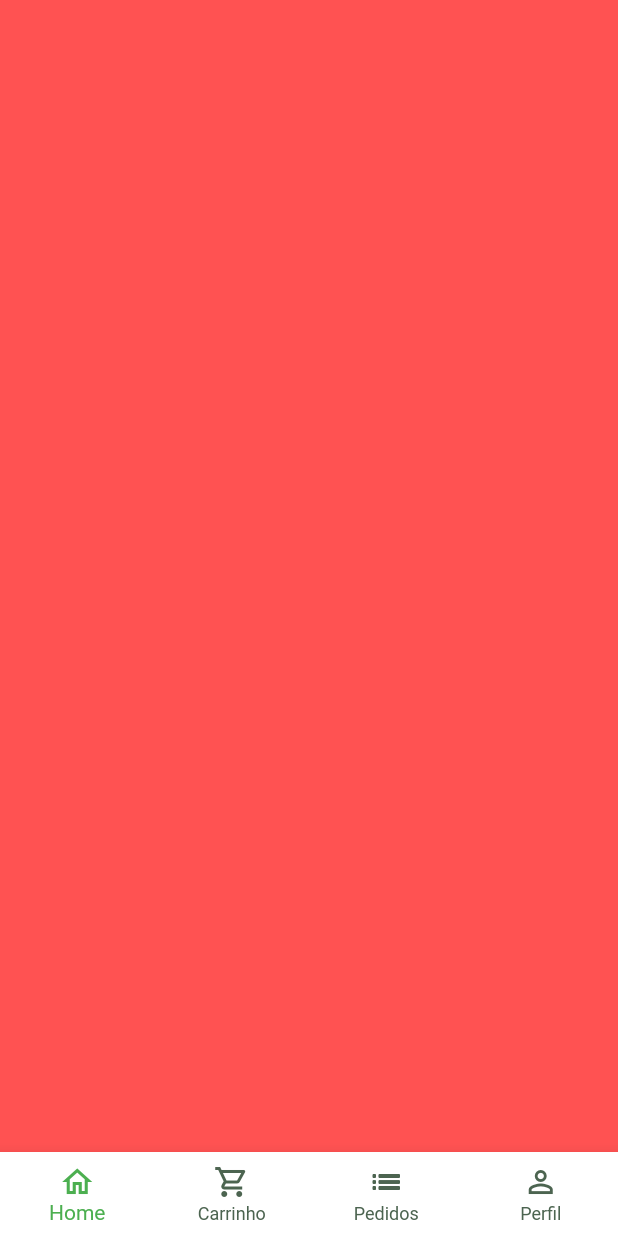
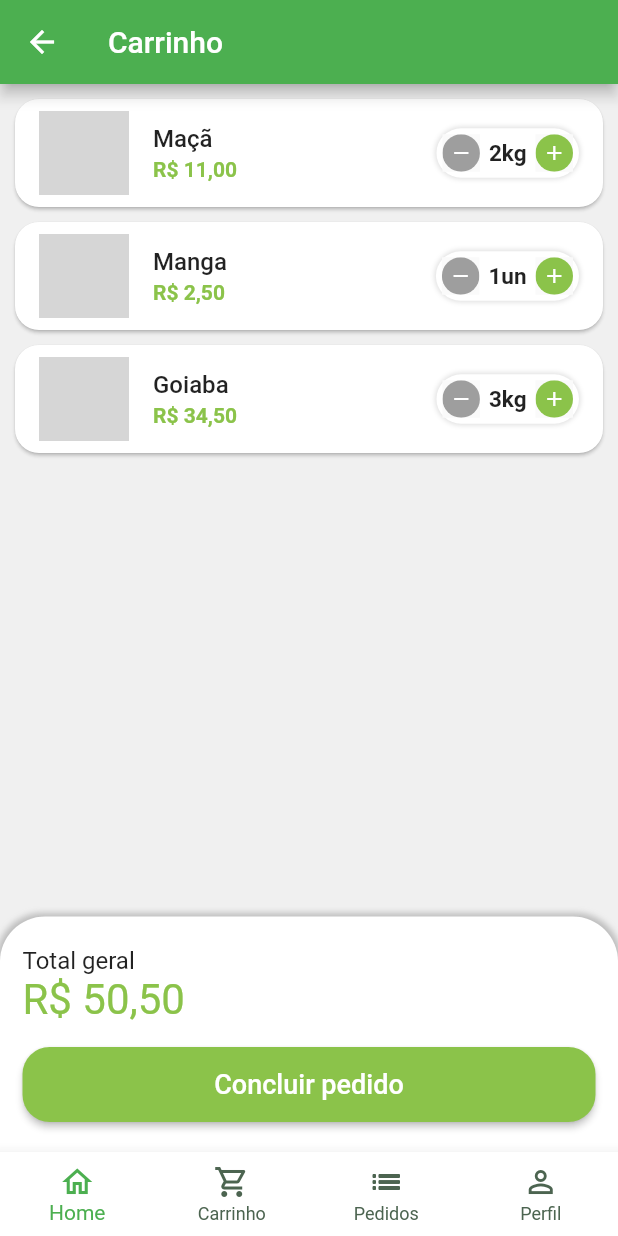
Before and after one commit to leonarclo/green-grocer, a Flutter app: the BaseScreen screen opened directly, swiped to page 2, on a phone screen of 412 x 824 dp. Run offline on Flutter 3.47's test engine with Material 2 defaults, Android fonts, the phone set to English and light mode, and no system bars; our stand-ins replace animated_text_kit; missing offline and left inert: easy_mask; grey boxes are pictures that could not be loaded.

Commit message:
add: cart items layout

```diff
--- a/lib/src/config/app_data.dart
+++ b/lib/src/config/app_data.dart
@@ -1,4 +1,6 @@
 import 'package:green_grocer/src/models/item_model.dart';
+
+import '../models/cart_item_model.dart';
 
 ItemModel apple = ItemModel(
   description:
@@ -72,3 +74,18 @@
   'Cereais',
   'Laticíneos'
 ];
+
+List<CartItemModel> cartItems = [
+  CartItemModel(
+    item: apple,
+    quantity: 2,
+  ),
+  CartItemModel(
+    item: mango,
+    quantity: 1,
+  ),
+  CartItemModel(
+    item: guava,
+    quantity: 3,
+  )
+];
--- /dev/null
+++ b/lib/src/models/cart_item_model.dart
@@ -0,0 +1,15 @@
+import 'item_model.dart';
+
+class CartItemModel {
+  ItemModel item;
+  int quantity;
+
+  CartItemModel({
+    required this.item,
+    required this.quantity,
+  });
+
+  totalPrice() {
+    return item.price * quantity;
+  }
+}
--- a/lib/src/pages/base/base_screen.dart
+++ b/lib/src/pages/base/base_screen.dart
@@ -1,4 +1,5 @@
 import 'package:flutter/material.dart';
+import 'package:green_grocer/src/pages/cart/cart_tab.dart';
 
 import '../home/home_tab.dart';
 
@@ -20,10 +21,8 @@
         physics: const NeverScrollableScrollPhysics(),
         controller: pageController,
         children: [
-          HomeTab(),
-          Container(
-            color: Colors.redAccent,
-          ),
+          const HomeTab(),
+          CartTab(),
           Container(
             color: Colors.yellow,
           ),
--- /dev/null
+++ b/lib/src/pages/cart/cart_tab.dart
@@ -0,0 +1,87 @@
+import 'package:flutter/material.dart';
+import 'package:green_grocer/src/config/custom_colors.dart';
+import 'package:green_grocer/src/services/utils_services.dart';
+import 'package:green_grocer/src/config/app_data.dart' as app_data;
+
+import 'components/cart_tile.dart';
+
+class CartTab extends StatelessWidget {
+  CartTab({super.key});
+
+  final UtilsServices utilsServices = UtilsServices();
+
+  @override
+  Widget build(BuildContext context) {
+    return Scaffold(
+      appBar: AppBar(
+        title: const Text("Carrinho"),
+      ),
+      body: Column(
+        children: [
+          Expanded(
+            child: ListView.builder(
+              itemCount: app_data.cartItems.length,
+              itemBuilder: (_, index) {
+                return CartTile(
+                  cartItem: app_data.cartItems[index],
+                );
+              },
+            ),
+          ),
+          Container(
+            padding: const EdgeInsets.symmetric(horizontal: 15, vertical: 20),
+            decoration: BoxDecoration(
+              color: Colors.white,
+              borderRadius: const BorderRadius.vertical(
+                top: Radius.circular(30),
+              ),
+              boxShadow: [
+                BoxShadow(
+                  color: Colors.grey.shade400,
+                  blurRadius: 3,
+                  spreadRadius: 2,
+                ),
+              ],
+            ),
+            child: Column(
+                crossAxisAlignment: CrossAxisAlignment.stretch,
+                children: [
+                  const Text(
+                    "Total geral",
+                    style: TextStyle(
+                      fontSize: 16,
+                    ),
+                  ),
+                  Padding(
+                    padding: const EdgeInsets.only(bottom: 15),
+                    child: Text(
+                      utilsServices.priceToCurrency(50.5),
+                      style: TextStyle(
+                        color: CustomColors.customSwatchColor,
+                        fontSize: 28,
+                      ),
+                    ),
+                  ),
+                  SizedBox(
+                    height: 50,
+                    child: ElevatedButton(
+                      onPressed: () {},
+                      style: ElevatedButton.styleFrom(
+                        backgroundColor: CustomColors.customSwatchColor,
+                        shape: RoundedRectangleBorder(
+                          borderRadius: BorderRadius.circular(18),
+                        ),
+                      ),
+                      child: const Text(
+                        "Concluir pedido",
+                        style: TextStyle(fontSize: 18),
+                      ),
+                    ),
+                  )
+                ]),
+          ),
+        ],
+      ),
+    );
+  }
+}
--- /dev/null
+++ b/lib/src/pages/cart/components/cart_tile.dart
@@ -0,0 +1,59 @@
+import 'package:flutter/material.dart';
+import 'package:green_grocer/src/config/custom_colors.dart';
+import 'package:green_grocer/src/models/cart_item_model.dart';
+import 'package:green_grocer/src/pages/widgets/quantity_widget.dart';
+import 'package:green_grocer/src/services/utils_services.dart';
+
+class CartTile extends StatelessWidget {
+  final CartItemModel cartItem;
+  final UtilsServices utilsServices = UtilsServices();
+
+  CartTile({
+    super.key,
+    required this.cartItem,
+  });
+
+  @override
+  Widget build(BuildContext context) {
+    return Card(
+      margin: const EdgeInsets.fromLTRB(10, 10, 10, 0),
+      shape: RoundedRectangleBorder(
+        borderRadius: BorderRadius.circular(16),
+      ),
+      child: ListTile(
+        // imagem
+        leading: Image.asset(
+          cartItem.item.imageUrl,
+          height: 60,
+          width: 60,
+        ),
+
+        // titulo
+        title: Text(
+          cartItem.item.itemName,
+          style: const TextStyle(
+            fontWeight: FontWeight.w500,
+          ),
+        ),
+        // total
+
+        subtitle: Text(
+          utilsServices.priceToCurrency(
+            cartItem.totalPrice(),
+          ),
+          style: TextStyle(
+            color: CustomColors.customSwatchColor,
+            fontWeight: FontWeight.bold,
+          ),
+        ),
+
+        // quantidade
+        trailing: QuantityWidget(
+          value: cartItem.quantity,
+          suffixText: cartItem.item.unit,
+          result: (quantity) {},
+        ),
+      ),
+    );
+  }
+}
--- a/lib/src/pages/product/product_screen.dart
+++ b/lib/src/pages/product/product_screen.dart
@@ -5,12 +5,12 @@
 import 'package:green_grocer/src/services/utils_services.dart';
 
 class ProductScreen extends StatefulWidget {
+  final ItemModel item;
+
   const ProductScreen({
     super.key,
     required this.item,
   });
-
-  final ItemModel item;
 
   @override
   State<ProductScreen> createState() => _ProductScreenState();
@@ -70,7 +70,7 @@
                           ),
                           QuantityWidget(
                             suffixText: widget.item.unit,
-                            value: 1,
+                            value: cartItemQuantity,
                             result: (quantity) {
                               setState(() {
                                 cartItemQuantity = quantity;
--- a/lib/src/pages/widgets/quantity_widget.dart
+++ b/lib/src/pages/widgets/quantity_widget.dart
@@ -30,6 +30,7 @@
         ],
       ),
       child: Row(
+        mainAxisSize: MainAxisSize.min,
         children: [
           _QuantityButton(
             icon: Icons.remove,
```
Also changed, not shown: emulators/analysis_options.yaml (deleted, +0 -29 lines), emulators/lib/main.dart (deleted, +0 -125 lines), emulators/pubspec.yaml (deleted, +0 -90 lines), emulators/pubspec.lock (deleted), 124 other files.
